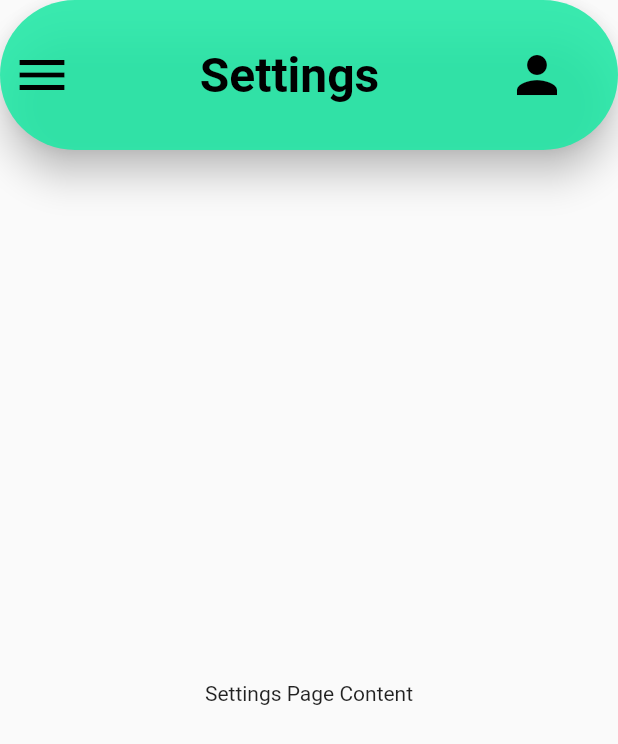
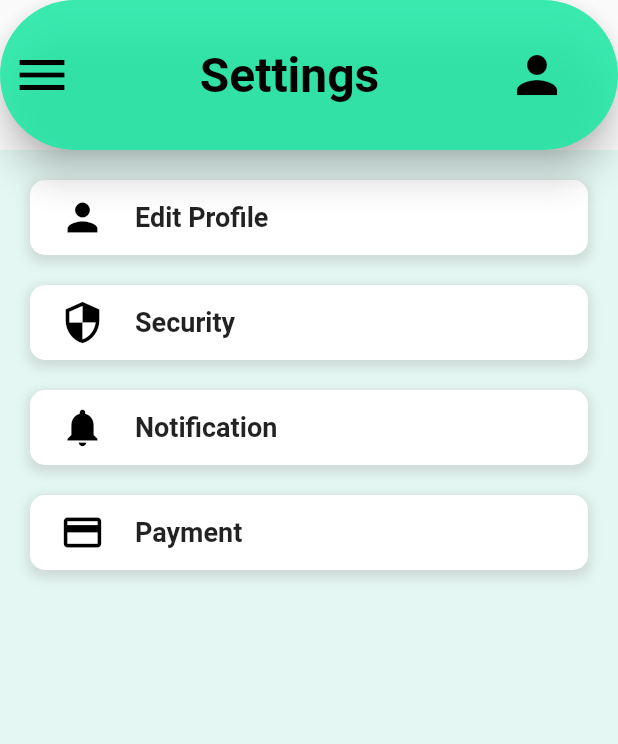
Before and after one commit to HMAHD/unifit, a Flutter app: the Settings screen opened directly, on a phone screen of 412 x 824 dp. Shown: the top 744 px of the screen. Run offline on Flutter 3.47's test engine with Material 2 defaults, Android fonts, the phone set to English and light mode, and no system bars; missing offline and left inert: nowa_runtime; Roboto replaces fonts that are missing (Poppins).

Commit message:
Settings

```diff
--- a/lib/pages/settings.dart
+++ b/lib/pages/settings.dart
@@ -1,7 +1,7 @@
 // ignore_for_file: prefer_const_constructors
-
 import 'package:flutter/material.dart';
 
+@override
 AppBar buildAppBar(BuildContext context, String title) {
   return AppBar(
     backgroundColor: const Color.fromARGB(220, 28, 232, 164),
@@ -74,9 +74,91 @@ class Settings extends StatelessWidget {
   Widget build(BuildContext context) {
     return Scaffold(
       appBar: buildAppBar(context, 'Settings'), // Pass the title here
-      body: Center(
-        child: Text('Settings Page Content'),
+      body: Container(
+        color: Color(0xFFE4F7F2),
+        padding: EdgeInsets.symmetric(horizontal: 20, vertical: 20),
+        child: Column(
+          crossAxisAlignment: CrossAxisAlignment.stretch,
+          children: [
+            SettingsItem(
+              icon: Icons.person,
+              title: 'Edit Profile',
+              onTap: () {
+                // Navigate to Edit Profile page
+              },
+            ),
+            SizedBox(height: 20),
+            SettingsItem(
+              icon: Icons.security,
+              title: 'Security',
+              onTap: () {
+                // Navigate to Security page
+              },
+            ),
+            SizedBox(height: 20),
+            SettingsItem(
+              icon: Icons.notifications,
+              title: 'Notification',
+              onTap: () {
+                // Navigate to Notification page
+              },
+            ),
+            SizedBox(height: 20),
+            SettingsItem(
+              icon: Icons.payment,
+              title: 'Payment',
+              onTap: () {
+                // Navigate to Payment page
+              },
+            ),
+          ],
+        ),
       ),
     );
   }
 }
+
+class SettingsItem extends StatelessWidget {
+  final IconData icon;
+  final String title;
+  final VoidCallback onTap;
+
+  const SettingsItem({
+    super.key,
+    required this.icon,
+    required this.title,
+    required this.onTap,
+  });
+
+  @override
+  Widget build(BuildContext context) {
+    return GestureDetector(
+      onTap: onTap,
+      child: Container(
+        padding: EdgeInsets.symmetric(horizontal: 20, vertical: 10),
+        decoration: BoxDecoration(
+          color: Colors.white,
+          borderRadius: BorderRadius.circular(10),
+          boxShadow: [
+            BoxShadow(
+              color: Colors.grey.withOpacity(0.3),
+              spreadRadius: 2,
+              blurRadius: 5,
+              offset: Offset(0, 3),
+            ),
+          ],
+        ),
+        child: Row(
+          children: [
+            Icon(icon, color: Colors.black, size: 30),
+            SizedBox(width: 20),
+            Text(
+              title,
+              style: TextStyle(fontSize: 18, fontWeight: FontWeight.bold),
+            ),
+          ],
+        ),
+      ),
+    );
+  }
+}
```
